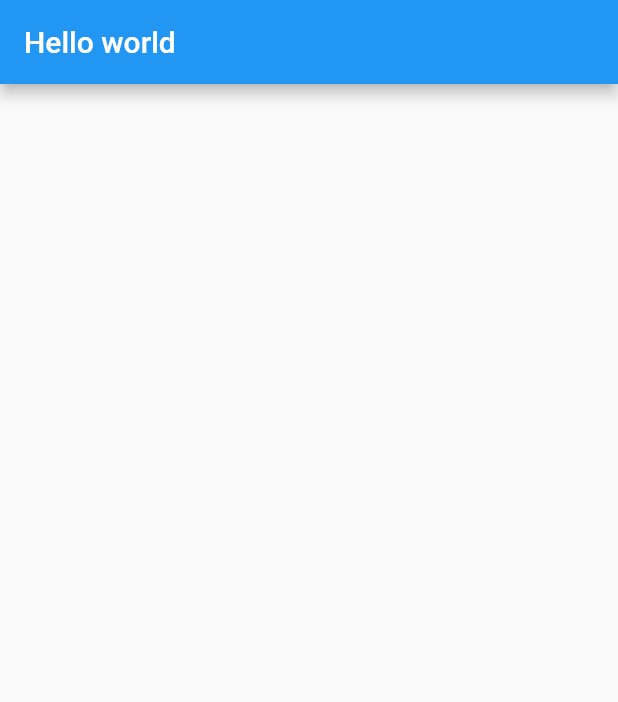
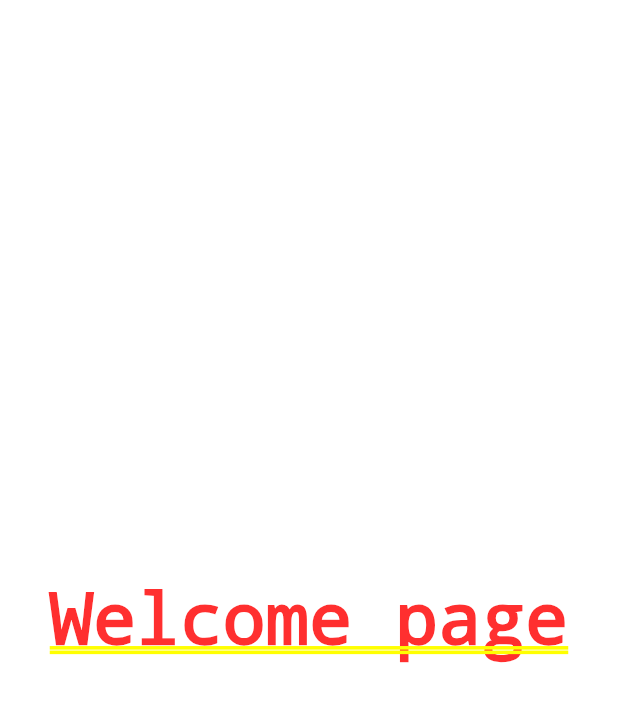
Before and after one commit to nguyenxuanhung2304/flutter-todo, a Flutter app: the screen it shows after launch, on a phone screen of 412 x 824 dp. Shown: the top 702 px of the screen. Run offline on Flutter 3.47's test engine with Material 2 defaults, Android fonts, the phone set to English and light mode, and no system bars; our stand-ins replace animated_splash_screen, firebase_core; accounts and stored records are empty.

Commit message:
add splash

```diff
--- a/lib/main.dart
+++ b/lib/main.dart
@@ -1,5 +1,6 @@
 import 'package:firebase_core/firebase_core.dart';
 import 'package:flutter/material.dart';
+import 'package:flutter_todo/pages/splash/splash_widget.dart';
 
 import 'firebase_options.dart';
 
@@ -14,42 +15,15 @@ void main() async {
 
 class MyApp extends StatelessWidget {
   const MyApp({super.key});
+  // This widget is the root of your application.
 
-  // This widget is the root of your application.
   @override
   Widget build(BuildContext context) {
     return MaterialApp(
-      title: 'Flutter Demo',
-      theme: ThemeData(
-        // This is the theme of your application.
-        //
-        // Try running your application with "flutter run". You'll see the
-        // application has a blue toolbar. Then, without quitting the app, try
-        // changing the primarySwatch below to Colors.green and then invoke
-        // "hot reload" (press "r" in the console where you ran "flutter run",
-        // or simply save your changes to "hot reload" in a Flutter IDE).
-        // Notice that the counter didn't reset back to zero; the application
-        // is not restarted.
-        primarySwatch: Colors.blue,
-      ),
-      home: const MyHomePage(),
-    );
-  }
-}
-
-class MyHomePage extends StatefulWidget {
-  const MyHomePage({super.key});
-
-  @override
-  State<MyHomePage> createState() => _MyHomePageState();
-}
-
-class _MyHomePageState extends State<MyHomePage> {
-  @override
-  Widget build(BuildContext context) {
-    return Scaffold(
-      appBar: AppBar(
-        title: const Text("Hello world"),
+      title: 'UpTodo',
+      theme: ThemeData(backgroundColor: Colors.black),
+      home: const Scaffold(
+        body: SplashWidget(),
       ),
     );
   }
--- /dev/null
+++ b/lib/pages/splash/splash_widget.dart
@@ -0,0 +1,18 @@
+import 'package:flutter/material.dart';
+import 'package:flutter_todo/pages/welcome_page.dart';
+import 'package:animated_splash_screen/animated_splash_screen.dart';
+
+class SplashWidget extends StatelessWidget {
+  const SplashWidget({super.key});
+
+  @override
+  Widget build(BuildContext context) {
+    return AnimatedSplashScreen(
+      duration: 2000,
+      splash: Image.asset('images/logo.png'),
+      nextScreen: const WelcomePage(),
+      splashTransition: SplashTransition.fadeTransition,
+      backgroundColor: Colors.black,
+    );
+  }
+}
--- /dev/null
+++ b/lib/pages/welcome_page.dart
@@ -0,0 +1,10 @@
+import 'package:flutter/material.dart';
+
+class WelcomePage extends StatelessWidget {
+  const WelcomePage({super.key});
+
+  @override
+  Widget build(BuildContext context) {
+    return const Center(child: Text("Welcome page"));
+  }
+}
--- a/pubspec.yaml
+++ b/pubspec.yaml
@@ -37,6 +37,7 @@ dependencies:
   # Use with the CupertinoIcons class for iOS style icons.
   cupertino_icons: ^1.0.2
   firebase_core: ^2.3.0
+  animated_splash_screen: ^1.3.0
 
 dev_dependencies:
   flutter_test:
@@ -59,6 +60,8 @@ flutter:
   # included with your application, so that you can use the icons in
   # the material Icons class.
   uses-material-design: true
+  assets:
+    - images/
 
   # To add assets to your application, add an assets section, like this:
   # assets:
```
Also changed, not shown: images/logo.png (added), pubspec.lock.
